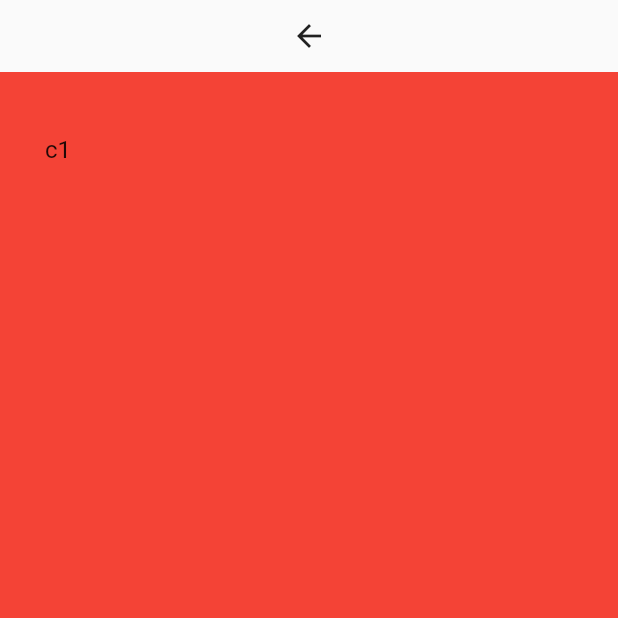
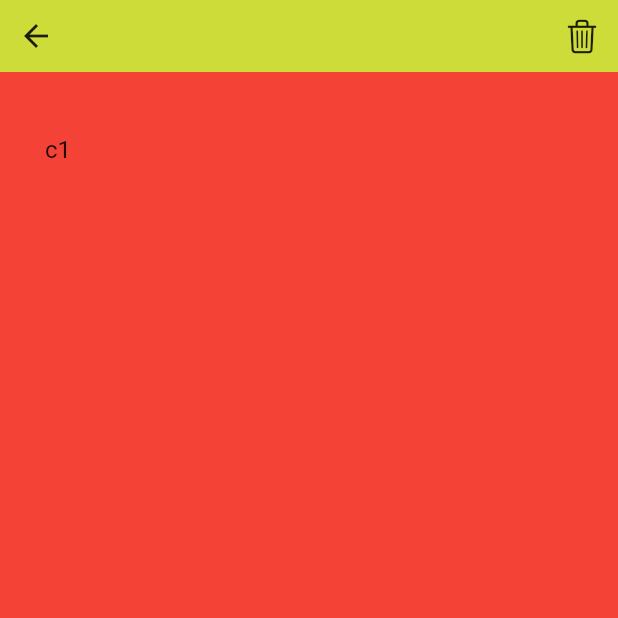
Before and after one commit to helagro/private_notes, a Flutter app: the EditorScreenMobile screen opened directly, on a phone screen of 412 x 824 dp, the top half of it. Run offline on Flutter 3.47's test engine with Material 2 defaults, Android fonts, the phone set to English and light mode, and no system bars.

Commit message:
better mobile experience

```diff
--- a/lib/screens/desktop/editor_screen_desktop.dart
+++ b/lib/screens/desktop/editor_screen_desktop.dart
@@ -14,7 +14,7 @@ class EditorScreenDesktop extends StatelessWidget {
       child: Row(
         children: [
           ConstrainedBox(
-              constraints: const BoxConstraints(maxWidth: 340),
+              constraints: const BoxConstraints(maxWidth: 320),
               child: Column(children: [NoteListOptions(), NoteList()])),
           EditorWidget()
         ],
--- a/lib/screens/editor_screen.dart
+++ b/lib/screens/editor_screen.dart
@@ -3,15 +3,15 @@ import 'desktop/editor_screen_desktop.dart';
 import 'mobile/editor_and_list_mobile.dart';
 
 class EditorScreen extends StatelessWidget {
-  EditorScreen({Key? key}) : super(key: key);
+  const EditorScreen({Key? key}) : super(key: key);
 
   @override
   Widget build(BuildContext context) {
     return LayoutBuilder(builder: ((context, constraints) {
       if (constraints.maxWidth > 650) {
-        return EditorScreenDesktop();
+        return const EditorScreenDesktop();
       }
-      return EditorAndListMobile();
+      return const EditorAndListMobile();
     }));
   }
 }
--- /dev/null
+++ b/lib/screens/mobile/editor_options_mobile.dart
@@ -0,0 +1,36 @@
+import 'package:flutter/cupertino.dart';
+import 'package:flutter/material.dart';
+
+import '../../data_types/note.dart';
+import '../../logic/note_handler.dart';
+import '../../widgets/icon_button_main.dart';
+
+class EditorOptionsMobile extends StatelessWidget {
+  @override
+  Widget build(BuildContext context) {
+    return Container(
+      color: Colors.lime,
+      child: Row(
+        children: [
+          IconButtonMain(
+            iconData: Icons.arrow_back,
+            onPressed: () => goBackToList(context),
+          ),
+          const Spacer(),
+          IconButtonMain(
+              iconData: CupertinoIcons.trash,
+              onPressed: () => deleteNote(context))
+        ],
+      ),
+    );
+  }
+
+  void goBackToList(context) {
+    Navigator.of(context).popAndPushNamed('editor/note_list');
+  }
+
+  void deleteNote(context) {
+    NoteHandler.deleteSelectedNote(selectPriorNote: true);
+    goBackToList(context);
+  }
+}
--- a/lib/screens/mobile/editor_screen_mobile.dart
+++ b/lib/screens/mobile/editor_screen_mobile.dart
@@ -1,4 +1,5 @@
 import 'package:flutter/material.dart';
+import 'package:private_notes/screens/mobile/editor_options_mobile.dart';
 import 'package:private_notes/widgets/icon_button_main.dart';
 
 import '../../widgets/editor.dart';
@@ -12,15 +13,7 @@ class EditorScreenMobile extends StatelessWidget {
   Widget build(BuildContext context) {
     return Scaffold(
         body: SafeArea(
-      child: Column(children: [
-        IconButtonMain(
-          iconData: Icons.arrow_back,
-          onPressed: () {
-            Navigator.of(context).popAndPushNamed('editor/note_list');
-          },
-        ),
-        EditorWidget()
-      ]),
+      child: Column(children: [EditorOptionsMobile(), EditorWidget()]),
     ));
   }
 }
```
Also changed, not shown: lib/logic/note_handler.dart (+22 -10 lines), lib/widgets/note_list.dart (+12 -2 lines).
